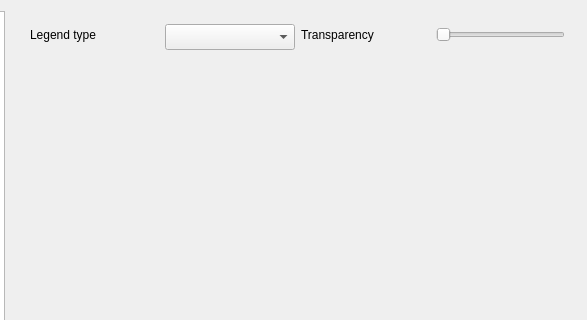
Above: qgis/src/ui/qgsvectorlayerpropertiesbase.ui from sourcepole/qgis before the change; both pictures show x 181 to 768 and y 0 to 320 of the 768 by 498 pixel window. Below: the same form after it.
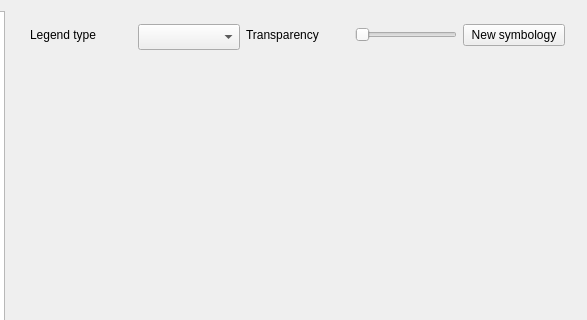
That is the form after the change. Icons and pictures are not drawn.

Commit message: Vector layer properties dialog can convert layer to new/old symbology. (there's no transfer of settings between old/new symbology)

Patch:
```diff
--- a/qgis/src/ui/qgsvectorlayerpropertiesbase.ui
+++ b/qgis/src/ui/qgsvectorlayerpropertiesbase.ui
@@ -178,6 +178,13 @@
          <widget class="QWidget" name="page_2"/>
         </widget>
        </item>
+       <item row="0" column="4">
+        <widget class="QPushButton" name="btnUseNewSymbology">
+         <property name="text">
+          <string>New symbology</string>
+         </property>
+        </widget>
+       </item>
       </layout>
      </widget>
      <widget class="QWidget" name="page_4">
```
Left out of the diff: 6 changed lines with no effect on the pictures. The commit also changes 5 other files.
